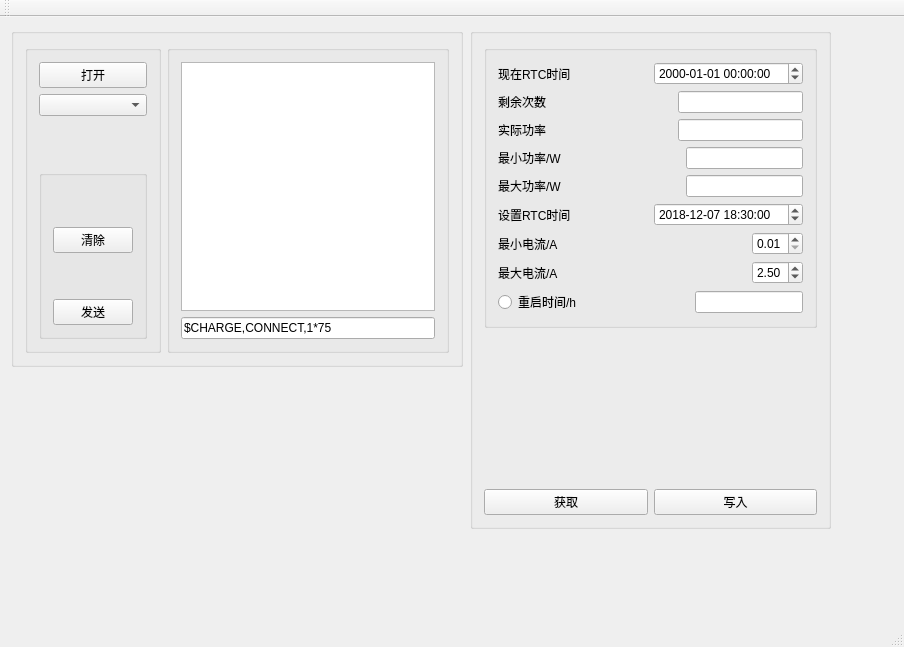
Old version of the form mainwindow.ui in the repository jokeym/ChargPointAPP.
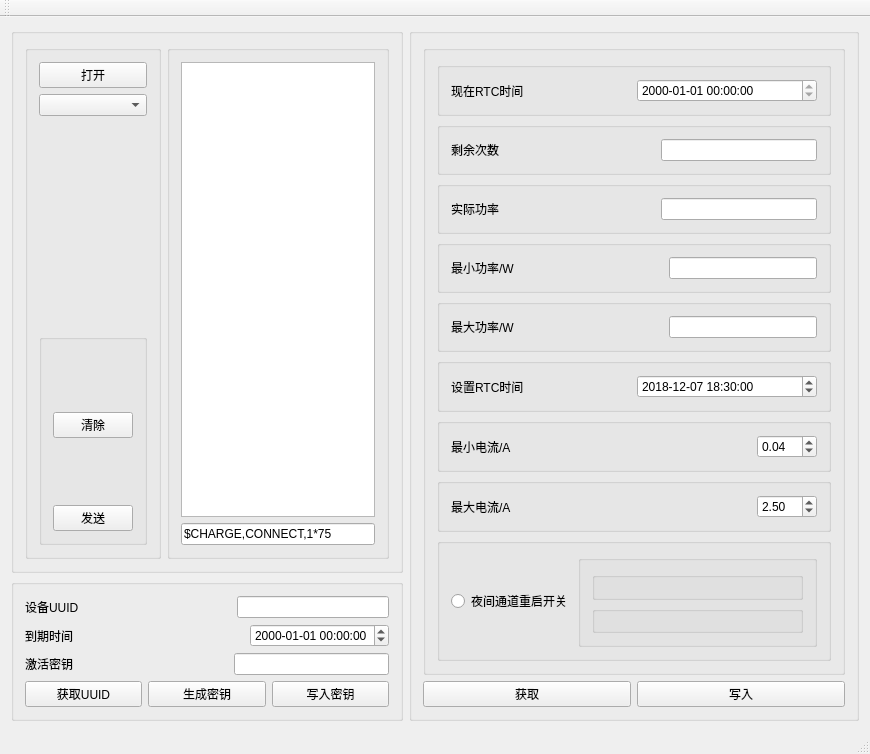
New version of the form.

Patch:
```diff
--- a/mainwindow.ui
+++ b/mainwindow.ui
@@ -6,8 +6,8 @@
    <rect>
     <x>0</x>
     <y>0</y>
-    <width>904</width>
-    <height>647</height>
+    <width>870</width>
+    <height>754</height>
    </rect>
   </property>
   <property name="minimumSize">
@@ -20,15 +20,9 @@
    <string>五点科技智能充电桩</string>
   </property>
   <widget class="QWidget" name="centralWidget">
+   <layout class="QGridLayout" name="gridLayout">
+    <item row="0" column="0">
    <widget class="QGroupBox" name="groupBox">
-    <property name="geometry">
-     <rect>
-      <x>11</x>
-      <y>11</y>
-      <width>452</width>
-      <height>339</height>
-     </rect>
-    </property>
     <layout class="QHBoxLayout" name="horizontalLayout">
      <item>
       <widget class="QGroupBox" name="groupBox_Port">
@@ -127,20 +121,140 @@
      </item>
     </layout>
    </widget>
+    </item>
+    <item row="1" column="0">
+     <widget class="QGroupBox" name="groupBox_Activation">
+      <layout class="QVBoxLayout" name="verticalLayout_7">
+       <item>
+        <layout class="QHBoxLayout" name="horizontalLayout_14">
+         <item>
+          <widget class="QLabel" name="label_11">
+           <property name="text">
+            <string>设备UUID</string>
+           </property>
+          </widget>
+         </item>
+         <item>
+          <spacer name="horizontalSpacer_9">
+           <property name="orientation">
+            <enum>Qt::Horizontal</enum>
+           </property>
+           <property name="sizeHint" stdset="0">
+            <size>
+             <width>40</width>
+             <height>20</height>
+            </size>
+           </property>
+          </spacer>
+         </item>
+         <item>
+          <widget class="QLineEdit" name="lineEdit_UUID"/>
+         </item>
+        </layout>
+       </item>
+       <item>
+        <layout class="QHBoxLayout" name="horizontalLayout_16">
+         <item>
+          <widget class="QLabel" name="label_12">
+           <property name="text">
+            <string>到期时间</string>
+           </property>
+          </widget>
+         </item>
+         <item>
+          <spacer name="horizontalSpacer_10">
+           <property name="orientation">
+            <enum>Qt::Horizontal</enum>
+           </property>
+           <property name="sizeHint" stdset="0">
+            <size>
+             <width>40</width>
+             <height>20</height>
+            </size>
+           </property>
+          </spacer>
+         </item>
+         <item>
+          <widget class="QDateTimeEdit" name="dateTimeEdit_KeyExpirationTime">
+           <property name="toolTip">
+            <string>&lt;html&gt;&lt;head/&gt;&lt;body&gt;&lt;p align=&quot;center&quot;&gt;&lt;span style=&quot; font-size:18pt; color:#ff0000;&quot;&gt;设备的使用截至期限&lt;/span&gt;&lt;/p&gt;&lt;/body&gt;&lt;/html&gt;</string>
+           </property>
+           <property name="displayFormat">
+            <string>yyyy-MM-dd HH:mm:ss</string>
+           </property>
+          </widget>
+         </item>
+        </layout>
+       </item>
+       <item>
+        <layout class="QHBoxLayout" name="horizontalLayout_17">
+         <item>
+          <widget class="QLabel" name="label_13">
+           <property name="text">
+            <string>激活密钥</string>
+           </property>
+          </widget>
+         </item>
+         <item>
+          <spacer name="horizontalSpacer_11">
+           <property name="orientation">
+            <enum>Qt::Horizontal</enum>
+           </property>
+           <property name="sizeHint" stdset="0">
+            <size>
+             <width>40</width>
+             <height>20</height>
+            </size>
+           </property>
+          </spacer>
+         </item>
+         <item>
+          <widget class="QLineEdit" name="lineEdit_keyActivation"/>
+         </item>
+        </layout>
+       </item>
+       <item>
+        <layout class="QHBoxLayout" name="horizontalLayout_15">
+         <item>
+          <widget class="QPushButton" name="pushButton_GetUUID">
+           <property name="text">
+            <string>获取UUID</string>
+           </property>
+          </widget>
+         </item>
+         <item>
+          <widget class="QPushButton" name="pushButton_CreateKey">
+           <property name="text">
+            <string>生成密钥</string>
+           </property>
+          </widget>
+         </item>
+         <item>
+          <widget class="QPushButton" name="pushButton_WriteKey">
+           <property name="text">
+            <string>写入密钥</string>
+           </property>
+          </widget>
+         </item>
+        </layout>
+       </item>
+      </layout>
+     </widget>
+    </item>
+    <item row="0" column="1" rowspan="2">
    <widget class="QGroupBox" name="groupBox">
-    <property name="geometry">
-     <rect>
-      <x>470</x>
-      <y>11</y>
-      <width>361</width>
-      <height>501</height>
-     </rect>
+      <property name="minimumSize">
+       <size>
+        <width>450</width>
+        <height>650</height>
+       </size>
     </property>
     <layout class="QVBoxLayout" name="verticalLayout_4">
      <item>
       <widget class="QGroupBox" name="groupBox">
        <layout class="QVBoxLayout" name="verticalLayout_3">
         <item>
+           <widget class="QGroupBox" name="">
          <layout class="QHBoxLayout" name="horizontalLayout_9">
           <item>
            <widget class="QLabel" name="label_6">
@@ -152,7 +266,7 @@
           <item>
            <widget class="QDateTimeEdit" name="Now_dateTimeEdit">
             <property name="readOnly">
-             <bool>false</bool>
+                <bool>true</bool>
             </property>
             <property name="displayFormat">
              <string>yyyy-MM-dd HH:mm:ss</string>
@@ -160,8 +274,10 @@
            </widget>
           </item>
          </layout>
+           </widget>
         </item>
         <item>
+           <widget class="QGroupBox" name="groupBox_ResidueCnt">
          <layout class="QHBoxLayout" name="horizontalLayout_8">
           <item>
            <widget class="QLabel" name="label_5">
@@ -191,8 +307,10 @@
            </widget>
           </item>
          </layout>
+           </widget>
         </item>
         <item>
+           <widget class="QGroupBox" name="">
          <layout class="QHBoxLayout" name="horizontalLayout_2">
           <item>
            <widget class="QLabel" name="label_4">
@@ -222,8 +340,10 @@
            </widget>
           </item>
          </layout>
+           </widget>
         </item>
         <item>
+           <widget class="QGroupBox" name="">
          <layout class="QHBoxLayout" name="horizontalLayout_11">
           <item>
            <widget class="QLabel" name="label_8">
@@ -246,11 +366,17 @@
            </spacer>
           </item>
           <item>
-           <widget class="QLineEdit" name="lineEdit_MinPower"/>
-          </item>
-         </layout>
+              <widget class="QLineEdit" name="lineEdit_MinPower">
+               <property name="readOnly">
+                <bool>true</bool>
+               </property>
+              </widget>
+             </item>
+            </layout>
+           </widget>
         </item>
         <item>
+           <widget class="QGroupBox" name="">
          <layout class="QHBoxLayout" name="horizontalLayout_10">
           <item>
            <widget class="QLabel" name="label_7">
@@ -273,11 +399,17 @@
            </spacer>
           </item>
           <item>
-           <widget class="QLineEdit" name="lineEdit_MaxPower"/>
-          </item>
-         </layout>
+              <widget class="QLineEdit" name="lineEdit_MaxPower">
+               <property name="readOnly">
+                <bool>true</bool>
+               </property>
+              </widget>
+             </item>
+            </layout>
+           </widget>
         </item>
         <item>
+           <widget class="QGroupBox" name="">
          <layout class="QHBoxLayout" name="horizontalLayout_6">
           <item>
            <widget class="QLabel" name="label_3">
@@ -304,8 +436,10 @@
            </widget>
           </item>
          </layout>
+           </widget>
         </item>
         <item>
+           <widget class="QGroupBox" name="">
          <layout class="QHBoxLayout" name="horizontalLayout_3">
           <item>
            <widget class="QLabel" name="label">
@@ -329,6 +463,12 @@
           </item>
           <item>
            <widget class="QDoubleSpinBox" name="doubleSpinBox_MinCurrent">
+               <property name="minimumSize">
+                <size>
+                 <width>60</width>
+                 <height>0</height>
+                </size>
+               </property>
             <property name="decimals">
              <number>2</number>
             </property>
@@ -338,14 +478,19 @@
             <property name="maximum">
              <double>5.000000000000000</double>
             </property>
-            <property name="value">
+               <property name="singleStep">
              <double>0.010000000000000</double>
             </property>
+               <property name="value">
+                <double>0.040000000000000</double>
+               </property>
            </widget>
           </item>
          </layout>
+           </widget>
         </item>
         <item>
+           <widget class="QGroupBox" name="">
          <layout class="QHBoxLayout" name="horizontalLayout_4">
           <item>
            <widget class="QLabel" name="label_2">
@@ -369,25 +514,52 @@
           </item>
           <item>
            <widget class="QDoubleSpinBox" name="doubleSpinBox_MaxCurrent">
+               <property name="minimumSize">
+                <size>
+                 <width>60</width>
+                 <height>0</height>
+                </size>
+               </property>
             <property name="minimum">
              <double>0.010000000000000</double>
             </property>
             <property name="maximum">
              <double>5.000000000000000</double>
             </property>
+               <property name="singleStep">
+                <double>0.010000000000000</double>
+               </property>
             <property name="value">
              <double>2.500000000000000</double>
             </property>
            </widget>
           </item>
          </layout>
+           </widget>
         </item>
         <item>
-         <layout class="QHBoxLayout" name="horizontalLayout_5">
+           <widget class="QGroupBox" name="">
+            <layout class="QHBoxLayout" name="horizontalLayout_13">
           <item>
            <widget class="QRadioButton" name="radioButton_RestartFlag">
+               <property name="toolTip">
+                <string>&lt;html&gt;&lt;head/&gt;&lt;body&gt;&lt;p align=&quot;center&quot;&gt;&lt;span style=&quot; font-size:18pt; color:#ff0000;&quot;&gt;选中则表示开启夜间重启功能&lt;/span&gt;&lt;/p&gt;&lt;p align=&quot;center&quot;&gt;&lt;span style=&quot; font-size:18pt; color:#ff0000;&quot;&gt;不选则表示取消夜间重启功能&lt;/span&gt;&lt;/p&gt;&lt;/body&gt;&lt;/html&gt;</string>
+               </property>
             <property name="text">
-             <string>重启时间/h </string>
+                <string>夜间通道重启开关</string>
+               </property>
+              </widget>
+             </item>
+             <item>
+              <widget class="QGroupBox" name="">
+               <layout class="QVBoxLayout" name="verticalLayout_6">
+                <item>
+                 <widget class="QGroupBox" name="">
+                  <layout class="QHBoxLayout" name="horizontalLayout_5">
+                   <item>
+                    <widget class="QLabel" name="label_9">
+                     <property name="text">
+                      <string>重启时间/时</string>
             </property>
            </widget>
           </item>
@@ -405,29 +577,86 @@
            </spacer>
           </item>
           <item>
-           <widget class="QLineEdit" name="lineEdit_ResetTime">
-            <property name="toolTip">
-             <string>&lt;html&gt;&lt;head/&gt;&lt;body&gt;&lt;p align=&quot;center&quot;&gt;&lt;span style=&quot; font-size:18pt; color:#ff0000;&quot;&gt;允许设置的重启时间为： 1~23点&lt;/span&gt;&lt;/p&gt;&lt;/body&gt;&lt;/html&gt;</string>
-            </property>
+                    <widget class="QDoubleSpinBox" name="doubleSpinBox_ReStartHour">
+                     <property name="minimumSize">
+                      <size>
+                       <width>60</width>
+                       <height>0</height>
+                      </size>
+                     </property>
+                     <property name="decimals">
+                      <number>0</number>
+                     </property>
+                     <property name="minimum">
+                      <double>1.000000000000000</double>
+                     </property>
+                     <property name="maximum">
+                      <double>6.000000000000000</double>
+                     </property>
+                     <property name="value">
+                      <double>3.000000000000000</double>
+                     </property>
            </widget>
           </item>
          </layout>
-        </item>
-       </layout>
+                 </widget>
+                </item>
+                <item>
+                 <widget class="QGroupBox" name="">
+                  <layout class="QHBoxLayout" name="horizontalLayout_12">
+                   <item>
+                    <widget class="QLabel" name="label_10">
+                     <property name="text">
+                      <string>间隔时间/分</string>
+                     </property>
       </widget>
      </item>
      <item>
-      <spacer name="verticalSpacer_2">
+                    <spacer name="horizontalSpacer_8">
        <property name="orientation">
-        <enum>Qt::Vertical</enum>
+                      <enum>Qt::Horizontal</enum>
        </property>
        <property name="sizeHint" stdset="0">
         <size>
-         <width>20</width>
-         <height>40</height>
+                       <width>40</width>
+                       <height>20</height>
         </size>
        </property>
       </spacer>
+                   </item>
+                   <item>
+                    <widget class="QDoubleSpinBox" name="doubleSpinBox_ReStartIntervalTime">
+                     <property name="minimumSize">
+                      <size>
+                       <width>60</width>
+                       <height>0</height>
+                      </size>
+                     </property>
+                     <property name="decimals">
+                      <number>0</number>
+                     </property>
+                     <property name="minimum">
+                      <double>1.000000000000000</double>
+                     </property>
+                     <property name="maximum">
+                      <double>30.000000000000000</double>
+                     </property>
+                     <property name="value">
+                      <double>5.000000000000000</double>
+                     </property>
+                    </widget>
+                   </item>
+                  </layout>
+                 </widget>
+                </item>
+               </layout>
+              </widget>
+             </item>
+            </layout>
+           </widget>
+          </item>
+         </layout>
+        </widget>
      </item>
      <item>
       <layout class="QHBoxLayout" name="horizontalLayout_7">
@@ -449,18 +678,24 @@
      </item>
     </layout>
    </widget>
+    </item>
+   </layout>
   </widget>
   <widget class="QMenuBar" name="menuBar">
    <property name="geometry">
     <rect>
      <x>0</x>
      <y>0</y>
-     <width>904</width>
+     <width>870</width>
      <height>23</height>
     </rect>
    </property>
   </widget>
-  <widget class="QToolBar" name="mainToolBar">
+  <widget class="QStatusBar" name="statusBar"/>
+  <widget class="QToolBar" name="toolBar">
+   <property name="windowTitle">
+    <string>toolBar</string>
+   </property>
    <attribute name="toolBarArea">
     <enum>TopToolBarArea</enum>
    </attribute>
@@ -468,7 +703,6 @@
     <bool>false</bool>
    </attribute>
   </widget>
-  <widget class="QStatusBar" name="statusBar"/>
  </widget>
  <layoutdefault spacing="6" margin="11"/>
  <resources/>
```
Lines whose indentation alone changed are shown as unchanged.
